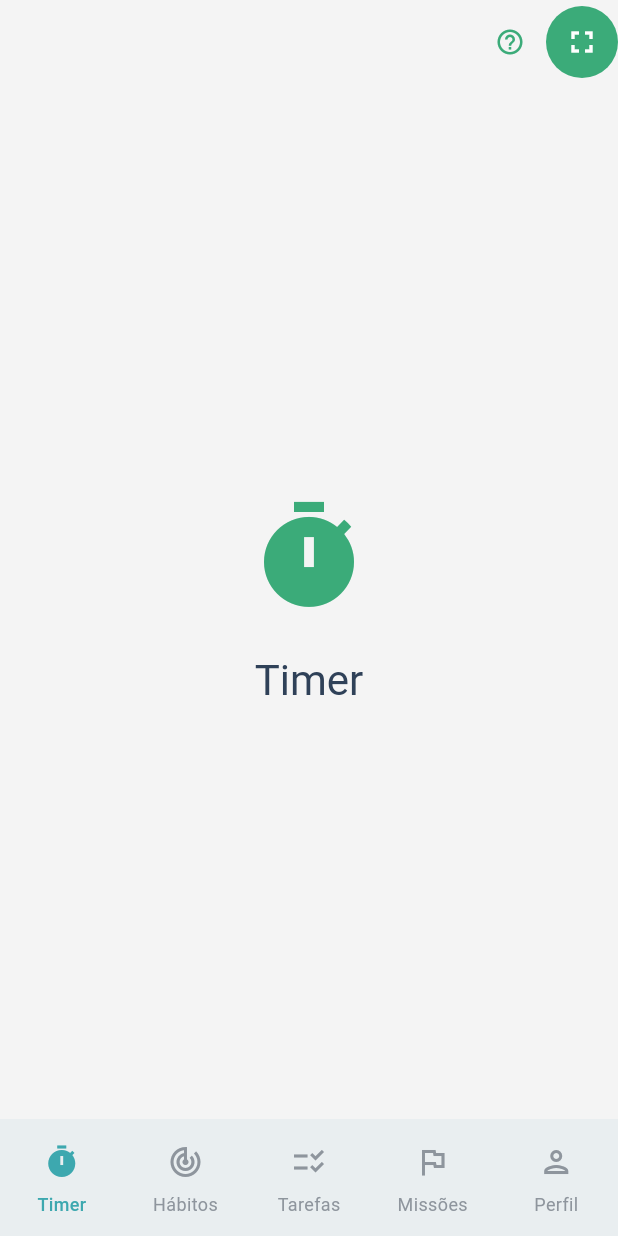
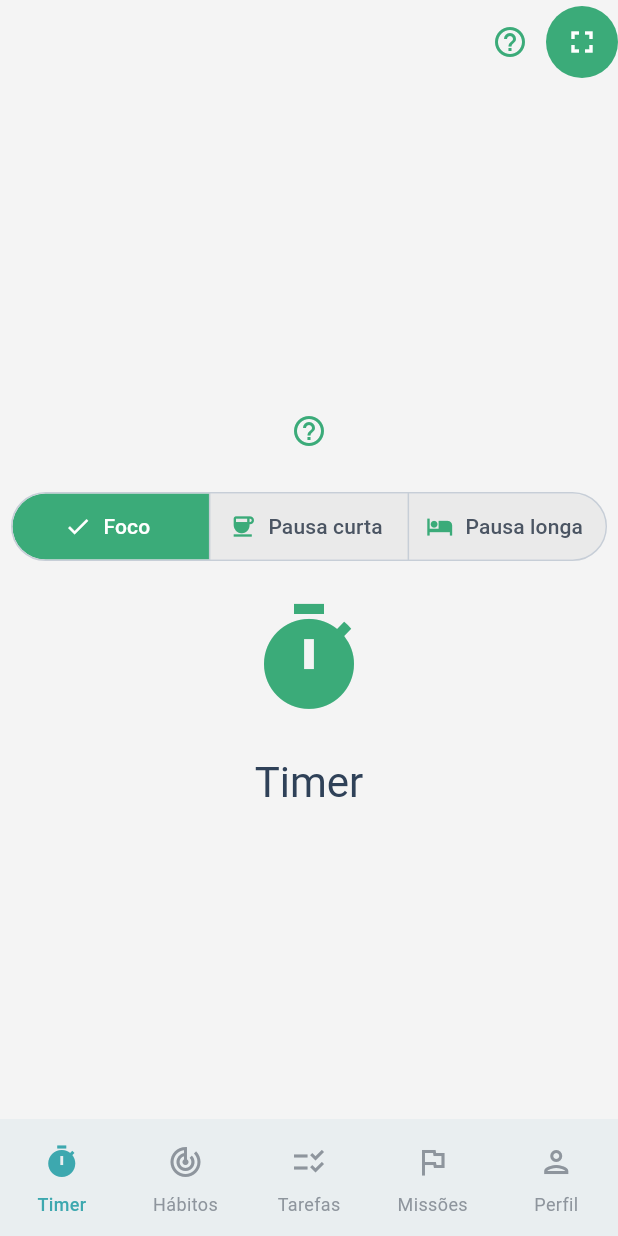
Before and after one commit to BrunaABraguin/mindease-app, a Flutter app: the screen it shows after launch, on a phone screen of 412 x 824 dp. Run offline on Flutter 3.47's test engine with Material 3 defaults, Android fonts, the phone set to English and light mode, and no system bars; our stand-ins replace firebase_core, flutter_bloc, flutter_clean_architecture, flutter_dotenv; accounts and stored records are empty.

Commit message:
Add TimerSegmentedButton component and integrate into timer view; update environment setup actions

```diff
--- /dev/null
+++ b/lib/src/app/pages/timer/timer_segmented_button.dart
@@ -0,0 +1,69 @@
+import 'package:flutter/material.dart';
+import 'package:mindease_app/src/app/utils/app_constants.dart';
+
+class TimerSegmentedButton extends StatefulWidget {
+  const TimerSegmentedButton({
+    super.key,
+    required this.selectedIndex,
+    required this.onChanged,
+  });
+  final int selectedIndex;
+  final ValueChanged<int> onChanged;
+
+  @override
+  State<TimerSegmentedButton> createState() => _TimerSegmentedButtonState();
+}
+
+class _TimerSegmentedButtonState extends State<TimerSegmentedButton> {
+  final List<String> _timerOptions = ['Foco', 'Pausa curta', 'Pausa longa'];
+  final List<IconData> _timerIcons = [
+    AppIcons.timer, // Foco
+    Icons.coffee, // Pausa curta
+    Icons.hotel, // Pausa longa
+  ];
+
+  @override
+  Widget build(BuildContext context) {
+    final colorScheme = Theme.of(context).colorScheme;
+    return SegmentedButton<int>(
+      segments: List.generate(
+        _timerOptions.length,
+        (index) => ButtonSegment(
+          value: index,
+          label: Text(_timerOptions[index]),
+          icon: Icon(_timerIcons[index], color: colorScheme.primary),
+        ),
+      ),
+      selected: <int>{widget.selectedIndex},
+      onSelectionChanged: (newSelection) {
+        widget.onChanged(newSelection.first);
+      },
+      style: ButtonStyle(
+        padding: WidgetStateProperty.all(
+          const EdgeInsets.symmetric(
+            vertical: AppSizes.timerSegmentedButtonPaddingV,
+            horizontal: AppSizes.timerSegmentedButtonPaddingH,
+          ),
+        ),
+        minimumSize: WidgetStateProperty.all(
+          const Size(
+            AppSizes.timerSegmentedButtonMinWidth,
+            AppSizes.timerSegmentedButtonHeight,
+          ),
+        ),
+        backgroundColor: WidgetStateProperty.resolveWith<Color?>((states) {
+          if (states.contains(WidgetState.selected)) {
+            return colorScheme.primaryContainer;
+          }
+          return colorScheme.surfaceContainerHighest;
+        }),
+        foregroundColor: WidgetStateProperty.resolveWith<Color?>((states) {
+          if (states.contains(WidgetState.selected)) {
+            return colorScheme.onPrimaryContainer;
+          }
+          return colorScheme.onSurfaceVariant;
+        }),
+      ),
+    );
+  }
+}
--- a/lib/src/app/pages/timer/timer_view.dart
+++ b/lib/src/app/pages/timer/timer_view.dart
@@ -3,6 +3,7 @@ import 'package:flutter/services.dart';
 import 'package:flutter_bloc/flutter_bloc.dart';
 import 'package:mindease_app/src/app/pages/focus_mode/focus_mode_view.dart';
 import 'package:mindease_app/src/app/pages/timer/timer_controller.dart';
+import 'package:mindease_app/src/app/pages/timer/timer_segmented_button.dart';
 import 'package:mindease_app/src/app/utils/app_constants.dart';
 import 'package:mindease_app/src/app/utils/help_texts.dart';
 import 'package:mindease_app/src/app/widgets/focus_mode_button.dart';
@@ -32,15 +33,18 @@ class _TimerViewState extends State<TimerView> {
     super.dispose();
   }
 
+  int _selectedTab = 0;
+
   @override
   Widget build(BuildContext context) {
+    final colorScheme = Theme.of(context).colorScheme;
     return Scaffold(
       appBar: AppBar(
         actions: [
           const HelpIconButton(
             title: HelpTexts.focusModeTitle,
             description: HelpTexts.focusModeDescription,
-            size: 20,
+            size: AppSizes.iconSmall,
           ),
           FocusModeButton(
             onPressed: () {
@@ -57,10 +61,25 @@ class _TimerViewState extends State<TimerView> {
             child: Column(
               mainAxisSize: MainAxisSize.min,
               children: [
+                const HelpIconButton(
+                  title: HelpTexts.timerTitle,
+                  description: HelpTexts.timerDescription,
+                  size: AppSizes.iconSmall,
+                ),
+                const SizedBox(height: AppSizes.spacingM),
+                TimerSegmentedButton(
+                  selectedIndex: _selectedTab,
+                  onChanged: (index) {
+                    setState(() {
+                      _selectedTab = index;
+                    });
+                  },
+                ),
+                const SizedBox(height: AppSizes.spacingL),
                 Icon(
                   AppIcons.timer,
                   size: AppSizes.iconLarge,
-                  color: Theme.of(context).colorScheme.primary,
+                  color: colorScheme.primary,
                 ),
                 const SizedBox(height: AppSizes.spacingL),
                 Text(
--- a/lib/src/app/utils/app_sizes.dart
+++ b/lib/src/app/utils/app_sizes.dart
@@ -1,6 +1,11 @@
 /// App size constants
 class AppSizes {
   AppSizes._();
+  // Timer segmented button
+  static const double timerSegmentedButtonHeight = 56.0;
+  static const double timerSegmentedButtonMinWidth = 80.0;
+  static const double timerSegmentedButtonPaddingV = 16.0;
+  static const double timerSegmentedButtonPaddingH = 20.0;
 
   // Icon sizes
   static const double iconLarge = 80.0;
--- a/lib/src/app/utils/help_texts.dart
+++ b/lib/src/app/utils/help_texts.dart
@@ -1,8 +1,11 @@
 /// Textos de ajuda para o HelpIconButton
 class HelpTexts {
   HelpTexts._();
+    static const String timerTitle = 'Timer';
+    static const String timerDescription =
+        'Utilize o timer para gerenciar seus ciclos de foco e pausas. Selecione entre Foco, Pausa curta ou Pausa longa para organizar melhor seu tempo e produtividade.';
 
-  static const String focusModeTitle = 'O que é o modo foco?';
+  static const String focusModeTitle = 'Modo Foco';
   static const String focusModeDescription =
       'O modo foco ajuda você a se concentrar, ocultando distrações visuais e notificações. Use este modo para maximizar sua produtividade.';
 }
```
Also changed, not shown: 4 other files.
